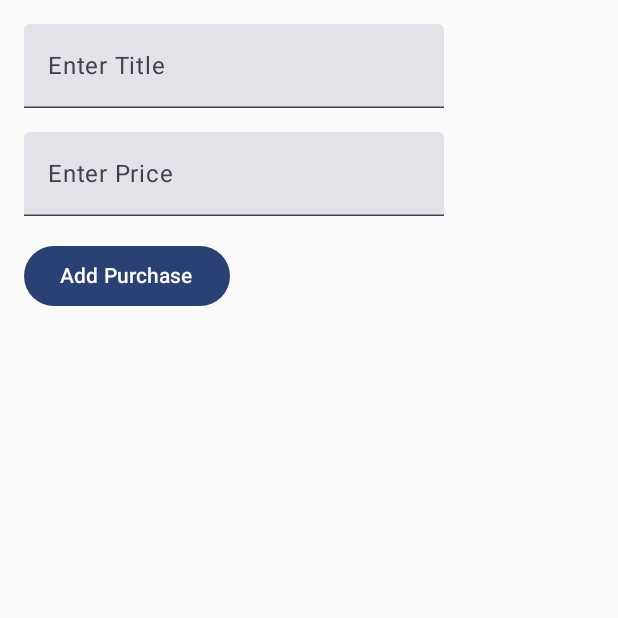
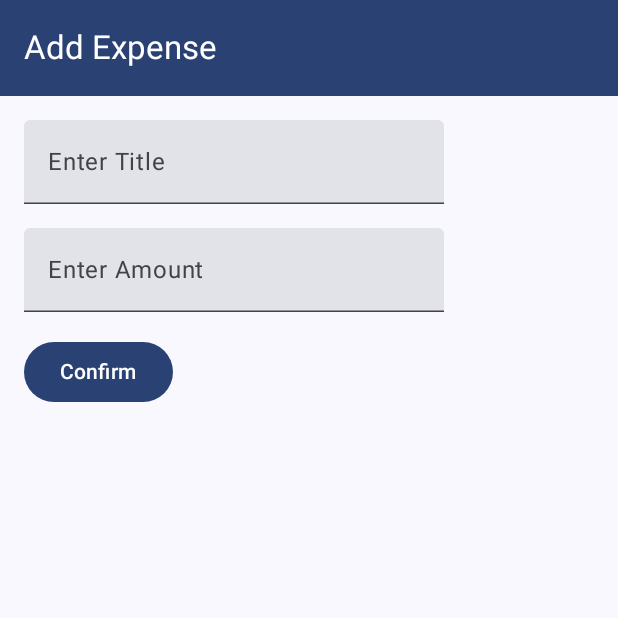
Before and after one commit to JasonLBU/Production-Project, an Android app built with Jetpack Compose: the InputScreen screen opened through its navigation route, on a phone screen of 412 x 824 dp, the top half of it. Run offline under Robolectric (Android 15) with nearby library versions, the phone set to English and light mode, and no system bars.

Commit message:
Implemented dynamic AppBar title based on current screen + text replaced with string resources

```diff
--- a/app/src/main/java/com/example/productionproject/FinanceAppScreen.kt
+++ b/app/src/main/java/com/example/productionproject/FinanceAppScreen.kt
@@ -1,17 +1,22 @@
 package com.example.productionproject
 
 import androidx.annotation.StringRes
+import androidx.compose.foundation.layout.padding
 import androidx.compose.material3.ExperimentalMaterial3Api
 import androidx.compose.material3.MaterialTheme
+import androidx.compose.material3.Scaffold
 import androidx.compose.material3.Text
 import androidx.compose.material3.TopAppBar
 import androidx.compose.material3.TopAppBarDefaults
 import androidx.compose.runtime.Composable
+import androidx.compose.runtime.getValue
 import androidx.compose.ui.Modifier
 import androidx.compose.ui.res.stringResource
+import androidx.navigation.NavHost
 import androidx.navigation.NavHostController
 import androidx.navigation.compose.NavHost
 import androidx.navigation.compose.composable
+import androidx.navigation.compose.currentBackStackEntryAsState
 import androidx.navigation.compose.rememberNavController
 
 
@@ -26,10 +31,18 @@ fun FinanceApp(
     navController: NavHostController = rememberNavController(),
     modifier: Modifier = Modifier
 ) {
+    val backStackEntry by navController.currentBackStackEntryAsState()
+    val currentScreen = FinanceAppScreen.valueOf(
+        backStackEntry?.destination?.route ?: FinanceAppScreen.History.name
+    )
+
+    Scaffold(
+        topBar = { FinanceAppBar(currentScreen = currentScreen) },
+    ) { innerPadding ->
         NavHost(
             navController = navController,
             startDestination = FinanceAppScreen.History.name,
-        modifier = modifier
+            modifier = modifier.padding(innerPadding)
         ) {
             composable(route = FinanceAppScreen.History.name) {
                 HistoryScreen(
@@ -54,17 +67,22 @@ fun FinanceApp(
             }
         }
     }
+}
 
 @OptIn(ExperimentalMaterial3Api::class)
 @Composable
-fun AppTopBar(modifier: Modifier = Modifier) {
+fun FinanceAppBar(
+    currentScreen: FinanceAppScreen,
+    modifier: Modifier = Modifier
+) {
     TopAppBar(
         title = {
-            Text(text = stringResource(id = R.string.budget_history_screen))
+            Text(text = stringResource(id = currentScreen.title))
         },
         colors = TopAppBarDefaults.topAppBarColors(
             containerColor = MaterialTheme.colorScheme.primary,
             titleContentColor = MaterialTheme.colorScheme.onPrimary
-        )
+        ),
+        modifier = modifier
     )
 }
--- a/app/src/main/java/com/example/productionproject/InputScreen.kt
+++ b/app/src/main/java/com/example/productionproject/InputScreen.kt
@@ -1,6 +1,7 @@
 package com.example.productionproject
 
 import android.util.Log
+import androidx.annotation.StringRes
 import androidx.compose.foundation.layout.Column
 import androidx.compose.foundation.layout.Spacer
 import androidx.compose.foundation.layout.fillMaxSize
@@ -17,7 +18,7 @@ import androidx.compose.runtime.mutableStateOf
 import androidx.compose.runtime.remember
 import androidx.compose.runtime.setValue
 import androidx.compose.ui.Modifier
-import androidx.compose.ui.tooling.preview.Preview
+import androidx.compose.ui.res.stringResource
 import androidx.compose.ui.unit.dp
 import androidx.navigation.NavController
 import com.example.productionproject.ui.theme.ProductionProjectTheme
@@ -31,7 +32,7 @@ fun InputScreen(
     modifier: Modifier
 ) {
     var titleState by remember { mutableStateOf("") }
-    var priceState by remember { mutableStateOf("") }
+    var amountState by remember { mutableStateOf("") }
     val purchaseList = remember { mutableStateListOf<PurchaseEntry>() }
 
     Column(modifier = Modifier
@@ -43,36 +44,36 @@ fun InputScreen(
             onValueChange = { newText ->
                 titleState = newText
             },
-            label = { Text("Enter Title") },
+            label = { Text(text = stringResource(id = R.string.enter_title)) },
             singleLine = true
         )
 
         Spacer(modifier = Modifier.height(16.dp))
 
         TextField(
-            value = priceState,
+            value = amountState,
             onValueChange = { newText ->
-                priceState = newText
+                amountState = newText
             },
-            label = { Text("Enter Price") },
+            label = { Text(text = stringResource(id = R.string.enter_amount)) },
             singleLine = true
         )
 
         Spacer(modifier = Modifier.height(16.dp))
 
         Button(onClick = {
-            if (titleState.isNotBlank() && priceState.isNotBlank()) {
+            if (titleState.isNotBlank() && amountState.isNotBlank()) {
                 try {
-                    val priceDecimal = priceState.toBigDecimal()
+                    val priceDecimal = amountState.toBigDecimal()
                     purchaseList.add(PurchaseEntry(titleState, priceDecimal))
                     titleState = ""
-                    priceState = ""
+                    amountState = ""
                 } catch (e: NumberFormatException) {
                     Log.e("INPUT_ERROR", "Invalid price input")
                 }
             }
         }) {
-            Text("Add Purchase")
+            Text("Confirm")
         }
 
         Spacer(modifier = Modifier.height(16.dp))
--- a/app/src/main/res/values/strings.xml
+++ b/app/src/main/res/values/strings.xml
@@ -3,7 +3,12 @@
 
     <string name="add_purchase">Add Purchase</string>
     <string name="add_income">Add Income</string>
+
+    <string name="enter_title">Enter Title</string>
+    <string name="enter_amount">Enter Amount</string>
+
+
     <string name="budget_history_screen">Budget History</string>
-    <string name="input_income_screen">Input Income</string>
-    <string name="input_expense_screen">Input Expense</string>
+    <string name="input_expense_screen">Add Expense</string>
+    <string name="input_income_screen">Add Income</string>
 </resources>
```
Lines whose indentation alone changed are shown as unchanged.
